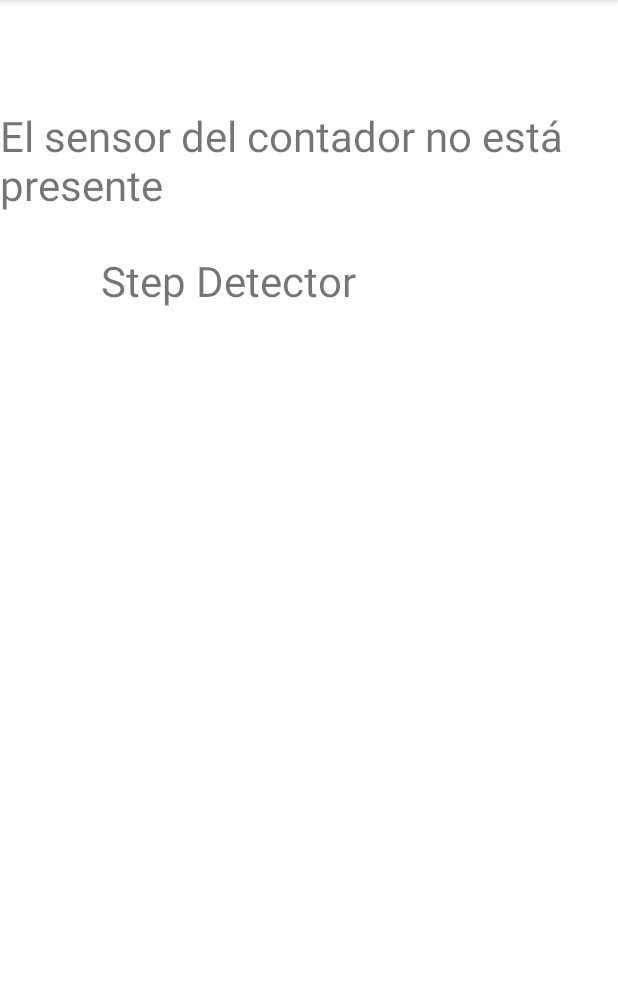
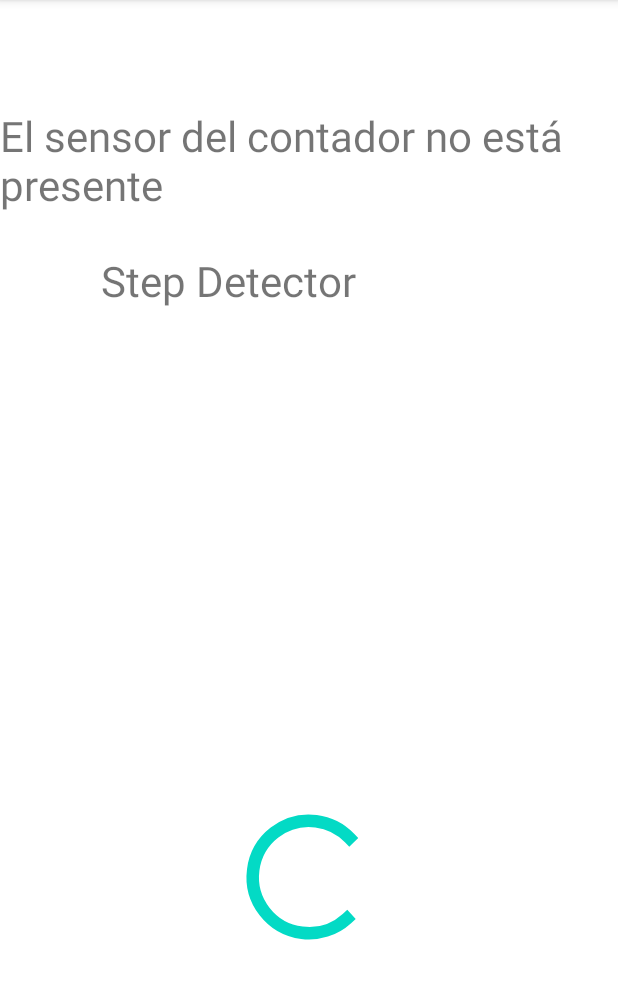
Before and after one commit to Juanpiq/PSemestral, an Android app: the Pasos screen opened directly, with no data from a screen before it, on a phone screen of 412 x 824 dp, the part 84-1083 px from its top. Run offline under Robolectric (Android 15) with nearby library versions, the phone set to English and light mode, and no system bars.

Commit message:
agregda el progres bar

```diff
--- a/app/src/main/java/com/example/psemestral/Pasos.java
+++ b/app/src/main/java/com/example/psemestral/Pasos.java
@@ -9,6 +9,7 @@ import android.content.pm.PackageManager;
 import android.os.Build;
 import android.os.Bundle;
 import android.hardware.Sensor;
+import android.widget.ProgressBar;
 import android.widget.TextView;
 import android.view.WindowManager;
 import android.hardware.SensorEvent;
@@ -22,6 +23,7 @@ public class Pasos extends AppCompatActivity implements SensorEventListener {
     private SensorManager sensorManager;
     private Sensor mStepCounter;
     private boolean isCounterSensorPresent;
+    private ProgressBar pb;
     int stepCount=0;
 
 
@@ -54,8 +56,10 @@ public class Pasos extends AppCompatActivity implements SensorEventListener {
             textViewStepCounter.setText("El sensor del contador no está presente");
             isCounterSensorPresent=false;
         }
+    pb=findViewById(R.id.pb);
 
-
+        pb.setMin(0);
+//----- fin del main
     }
 
     @Override
--- a/app/src/main/res/layout/activity_pasos.xml
+++ b/app/src/main/res/layout/activity_pasos.xml
@@ -32,4 +32,15 @@
         app:layout_constraintStart_toStartOf="parent"
         app:layout_constraintTop_toTopOf="parent"
         app:layout_constraintVertical_bias="0.23" />
+
+    <ProgressBar
+        android:id="@+id/pb"
+        style="?android:attr/progressBarStyle"
+        android:layout_width="100dp"
+        android:layout_height="100dp"
+        app:layout_constraintBottom_toBottomOf="parent"
+        app:layout_constraintEnd_toEndOf="parent"
+        app:layout_constraintStart_toStartOf="parent"
+        app:layout_constraintTop_toTopOf="parent"
+        app:layout_constraintVertical_bias="0.8" />
 </androidx.constraintlayout.widget.ConstraintLayout>
```
